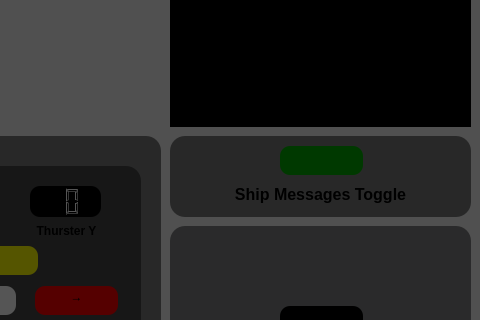
Old version of the form reach_spaceship_controller/mainwindow.ui in the repository SUP3RBOB/project3_section3_group7; both pictures show x 800 to 1280 and y 274 to 594 of the 1280 by 720 pixel window.
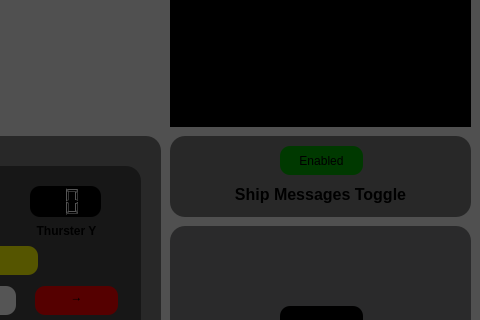
New version of the form. Icons and pictures are not drawn.

Commit message:
All modules are linked to UI
- Still need to fix some tests

Patch:
```diff
--- a/reach_spaceship_controller/mainwindow.ui
+++ b/reach_spaceship_controller/mainwindow.ui
@@ -79,6 +79,15 @@
      <property name="palette">
       <palette>
        <active>
+        <colorrole role="WindowText">
+         <brush brushstyle="SolidPattern">
+          <color alpha="255">
+           <red>0</red>
+           <green>0</green>
+           <blue>0</blue>
+          </color>
+         </brush>
+        </colorrole>
         <colorrole role="Button">
          <brush brushstyle="SolidPattern">
           <color alpha="255">
@@ -88,6 +97,24 @@
           </color>
          </brush>
         </colorrole>
+        <colorrole role="Text">
+         <brush brushstyle="SolidPattern">
+          <color alpha="255">
+           <red>0</red>
+           <green>0</green>
+           <blue>0</blue>
+          </color>
+         </brush>
+        </colorrole>
+        <colorrole role="ButtonText">
+         <brush brushstyle="SolidPattern">
+          <color alpha="255">
+           <red>0</red>
+           <green>0</green>
+           <blue>0</blue>
+          </color>
+         </brush>
+        </colorrole>
         <colorrole role="Base">
          <brush brushstyle="SolidPattern">
           <color alpha="255">
@@ -115,8 +142,26 @@
           </color>
          </brush>
         </colorrole>
+        <colorrole role="PlaceholderText">
+         <brush brushstyle="SolidPattern">
+          <color alpha="128">
+           <red>0</red>
+           <green>0</green>
+           <blue>0</blue>
+          </color>
+         </brush>
+        </colorrole>
        </active>
        <inactive>
+        <colorrole role="WindowText">
+         <brush brushstyle="SolidPattern">
+          <color alpha="255">
+           <red>0</red>
+           <green>0</green>
+           <blue>0</blue>
+          </color>
+         </brush>
+        </colorrole>
         <colorrole role="Button">
          <brush brushstyle="SolidPattern">
           <color alpha="255">
@@ -126,6 +171,24 @@
           </color>
          </brush>
         </colorrole>
+        <colorrole role="Text">
+         <brush brushstyle="SolidPattern">
+          <color alpha="255">
+           <red>0</red>
+           <green>0</green>
+           <blue>0</blue>
+          </color>
+         </brush>
+        </colorrole>
+        <colorrole role="ButtonText">
+         <brush brushstyle="SolidPattern">
+          <color alpha="255">
+           <red>0</red>
+           <green>0</green>
+           <blue>0</blue>
+          </color>
+         </brush>
+        </colorrole>
         <colorrole role="Base">
          <brush brushstyle="SolidPattern">
           <color alpha="255">
@@ -153,8 +216,26 @@
           </color>
          </brush>
         </colorrole>
+        <colorrole role="PlaceholderText">
+         <brush brushstyle="SolidPattern">
+          <color alpha="128">
+           <red>0</red>
+           <green>0</green>
+           <blue>0</blue>
+          </color>
+         </brush>
+        </colorrole>
        </inactive>
        <disabled>
+        <colorrole role="WindowText">
+         <brush brushstyle="SolidPattern">
+          <color alpha="255">
+           <red>0</red>
+           <green>0</green>
+           <blue>0</blue>
+          </color>
+         </brush>
+        </colorrole>
         <colorrole role="Button">
          <brush brushstyle="SolidPattern">
           <color alpha="255">
@@ -164,6 +245,15 @@
           </color>
          </brush>
         </colorrole>
+        <colorrole role="Text">
+         <brush brushstyle="SolidPattern">
+          <color alpha="255">
+           <red>0</red>
+           <green>0</green>
+           <blue>0</blue>
+          </color>
+         </brush>
+        </colorrole>
         <colorrole role="ButtonText">
          <brush brushstyle="SolidPattern">
           <color alpha="135">
@@ -200,6 +290,15 @@
           </color>
          </brush>
         </colorrole>
+        <colorrole role="PlaceholderText">
+         <brush brushstyle="SolidPattern">
+          <color alpha="128">
+           <red>0</red>
+           <green>0</green>
+           <blue>0</blue>
+          </color>
+         </brush>
+        </colorrole>
        </disabled>
       </palette>
      </property>
@@ -208,11 +307,12 @@
      </property>
      <property name="styleSheet">
       <string notr="true">background-color: rgb(0, 170, 0);
+color: rgb(0, 0, 0);
 alternate-background-color: rgb(170, 0, 0);
 border-radius: 10px</string>
      </property>
      <property name="text">
-      <string/>
+      <string>Enabled</string>
      </property>
      <property name="checkable">
       <bool>true</bool>
```
Left out of the diff: 9 changed lines with no effect on the pictures. The commit also changes 5 other files.
